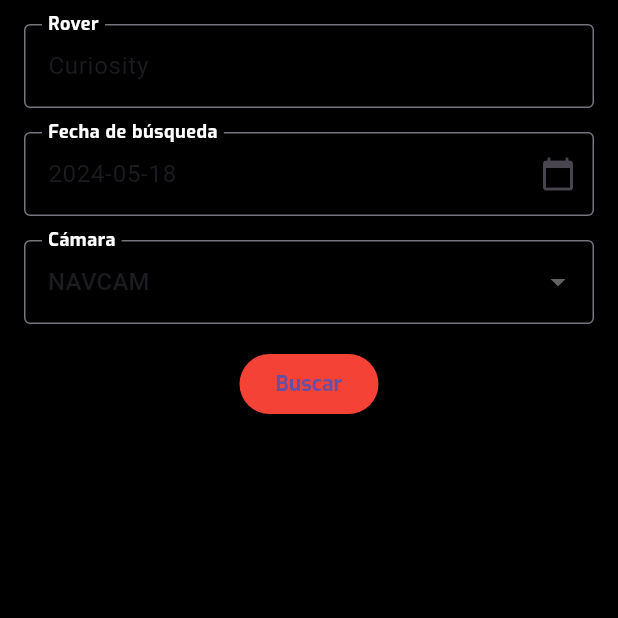
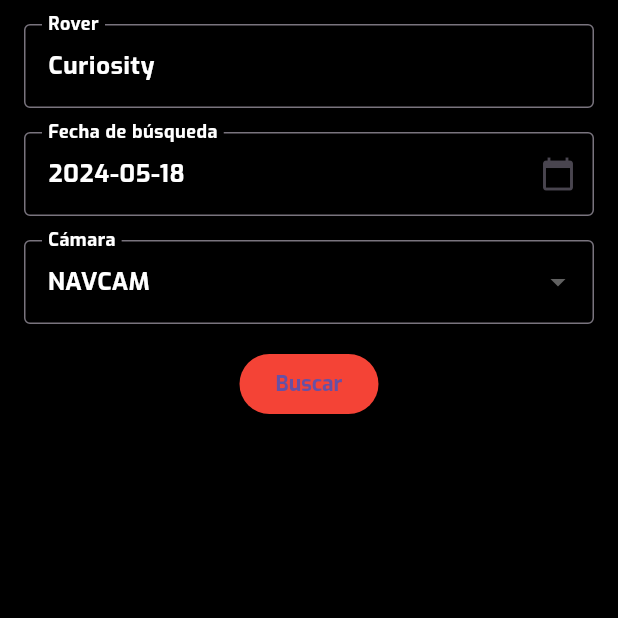
Before and after one commit to Nebot774/Final_Boss, a Flutter app: the CuriosityRover screen opened directly, on a phone screen of 412 x 824 dp, the top half of it. Run offline on Flutter 3.47's test engine with Material 3 defaults, Android fonts, the phone set to English and light mode, and no system bars; our stand-ins replace bloc, cached_network_image, flutter_bloc, flutter_cache_manager, flutter_screenutil; missing offline and left inert: translator.

Commit message:
Commit:commit de seguridad

```diff
--- a/lib/widgets/MarsRoverSearchWidget.dart
+++ b/lib/widgets/MarsRoverSearchWidget.dart
@@ -1,6 +1,5 @@
 import 'package:flutter/material.dart';
 import 'package:intl/intl.dart';
-
 
 
 class MarsRoverSearchWidget extends StatefulWidget {
@@ -51,6 +50,11 @@
             ),
             readOnly: true,
             initialValue: widget.roverName,
+            style: TextStyle( // Añadido estilo
+              fontFamily: 'Exo',
+              fontWeight: FontWeight.bold,
+              color: Colors.white,
+            ),
           ),
           SizedBox(height: 16.0),
           TextFormField(
@@ -71,6 +75,11 @@
             controller: TextEditingController(
               text: DateFormat('yyyy-MM-dd').format(selectedDate),
             ),
+            style: TextStyle( // Añadido estilo
+              fontFamily: 'Exo',
+              fontWeight: FontWeight.bold,
+              color: Colors.white,
+            ),
           ),
           SizedBox(height: 16.0),
           DropdownButtonFormField(
@@ -87,7 +96,11 @@
             items: cameras.map((camera) {
               return DropdownMenuItem(
                 value: camera,
-                child: Text(camera),
+                child: Text(camera, style: TextStyle(
+                  fontFamily: 'Exo',
+                  fontWeight: FontWeight.bold,
+                  color: Colors.white,
+                )),
               );
             }).toList(),
             onChanged: (String? newValue) {
@@ -95,6 +108,7 @@
                 selectedCamera = newValue!;
               });
             },
+            dropdownColor: Colors.black, // Añadido para cambiar el color de fondo a negro
           ),
           SizedBox(height: 16.0),
           ElevatedButton(
```
